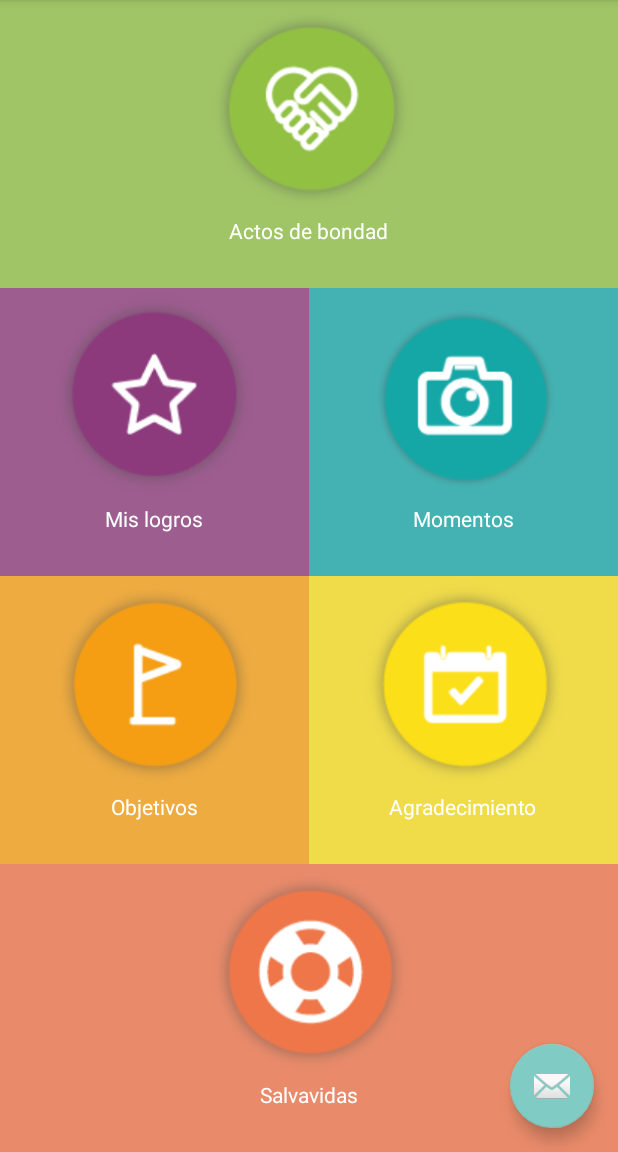
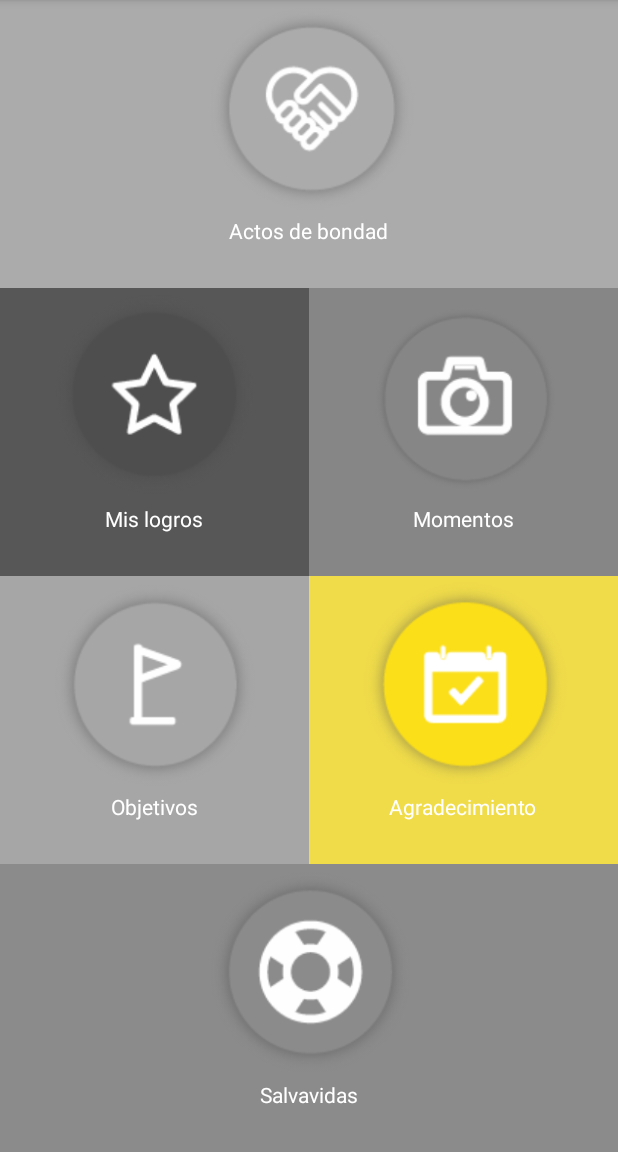
Before and after one commit to jmlorenzo50/HappMovil, an Android app: the PanelControlActivity screen opened directly, with no data from a screen before it, on a phone screen of 412 x 824 dp, the part 84-1236 px from its top. Run offline under Robolectric (Android 15) with nearby library versions, the phone set to English and light mode, and no system bars.

Commit message:
Panel de control 1.1
Botones grises
Ocultar sobre flotante

```diff
--- a/app/src/main/java/happ/es/happ/PanelControlActivity.java
+++ b/app/src/main/java/happ/es/happ/PanelControlActivity.java
@@ -108,8 +108,8 @@ public class PanelControlActivity extends AppCompatActivity
 
 
     public void irActosBondad(View view) {
-        Intent intent = new Intent(this, ActosBodadActivity.class);
-        startActivity(intent);
+        /*Intent intent = new Intent(this, ActosBodadActivity.class);
+        startActivity(intent);*/
     }
 
 
--- a/app/src/main/res/layout/panel_control_app_bar.xml
+++ b/app/src/main/res/layout/panel_control_app_bar.xml
@@ -40,6 +40,7 @@
         android:layout_height="wrap_content"
         android:layout_gravity="bottom|end"
         android:layout_margin="@dimen/fab_margin"
-        app:srcCompat="@android:drawable/ic_dialog_email" />
+        app:srcCompat="@android:drawable/ic_dialog_email"
+        android:visibility="invisible"/>
 
 </android.support.design.widget.CoordinatorLayout>
--- a/app/src/main/res/layout/panel_control_content.xml
+++ b/app/src/main/res/layout/panel_control_content.xml
@@ -56,7 +56,7 @@
         android:layout_width="match_parent"
         android:layout_height="match_parent"
         android:orientation="vertical"
-        android:background="#a0c566"
+        android:background="@color/panelControlVerdeOff"
         android:layout_weight="25"
         >
         <ImageView
@@ -91,7 +91,7 @@
             android:layout_width="match_parent"
             android:layout_height="match_parent"
             android:orientation="vertical"
-            android:background="#9d5d8f"
+            android:background="@color/panelControlVioletaOff"
             android:layout_weight="50"
             >
             <ImageView
@@ -118,7 +118,7 @@
             android:layout_width="match_parent"
             android:layout_height="match_parent"
             android:orientation="vertical"
-            android:background="#44b2b3"
+            android:background="@color/panelControlAzulOff"
             android:layout_weight="50"
             >
             <ImageView
@@ -151,7 +151,7 @@
             android:layout_width="match_parent"
             android:layout_height="match_parent"
             android:orientation="vertical"
-            android:background="#eeab40"
+            android:background="@color/panelControlNaranjaOff"
             android:layout_weight="50"
             >
             <ImageView
@@ -207,7 +207,7 @@
         android:layout_height="match_parent"
         android:orientation="vertical"
         android:layout_weight="25"
-        android:background="#e98b6a"
+        android:background="@color/panelControlRosaOff"
         >
         <ImageView
             android:id="@+id/imageView6"
--- a/app/src/main/res/values/colors.xml
+++ b/app/src/main/res/values/colors.xml
@@ -9,6 +9,22 @@
     <color name="colorActosBondad">#91c245</color>
     <color name="colorValoracionDia">#ecd847</color>
 
+    <color name="panelControlVerdeOn">#a0c566</color>
+    <color name="panelControlVerdeOff">#ababab</color>
+
+    <color name="panelControlVioletaOn">#9d5d8f</color>
+    <color name="panelControlVioletaOff">#575757</color>
+
+    <color name="panelControlAzulOn">#44b2b3</color>
+    <color name="panelControlAzulOff">#868686</color>
+
+    <color name="panelControlNaranjaOn">#eeab40</color>
+    <color name="panelControlNaranjaOff">#a6a6a6</color>
+
+    <color name="panelControlRosaOn">#e98b6a</color>
+    <color name="panelControlRosaOff">#8b8b8b</color>
+
+
     <color name="colorTitulo">#656565</color>
 
     <color name="colorFondoCuestionario">#CDCDCD</color>
```
Also changed, not shown: app/src/main/res/drawable/botones_22.png, app/src/main/res/drawable/botones_22_on.png (added), app/src/main/res/drawable/botones_23.png, app/src/main/res/drawable/botones_23_on.png (added), app/src/main/res/drawable/botones_24.png, app/src/main/res/drawable/botones_24_on.png (added), app/src/main/res/drawable/botones_25.png, app/src/main/res/drawable/botones_25_on.png (added), app/src/main/res/drawable/botones_26.png, app/src/main/res/drawable/botones_26_on.png (added), app/src/main/res/drawable/botones_27_on.png (added), app/src/main/res/drawable/logo_momentos.png, app/src/main/res/drawable/logo_objetivos.png.
